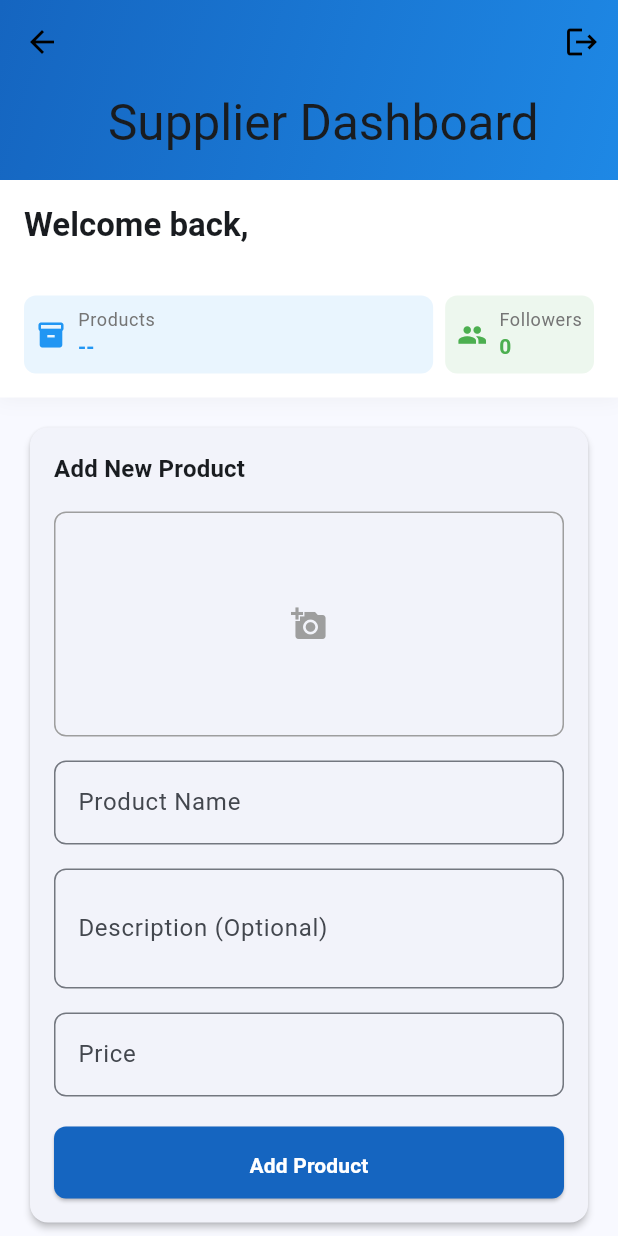
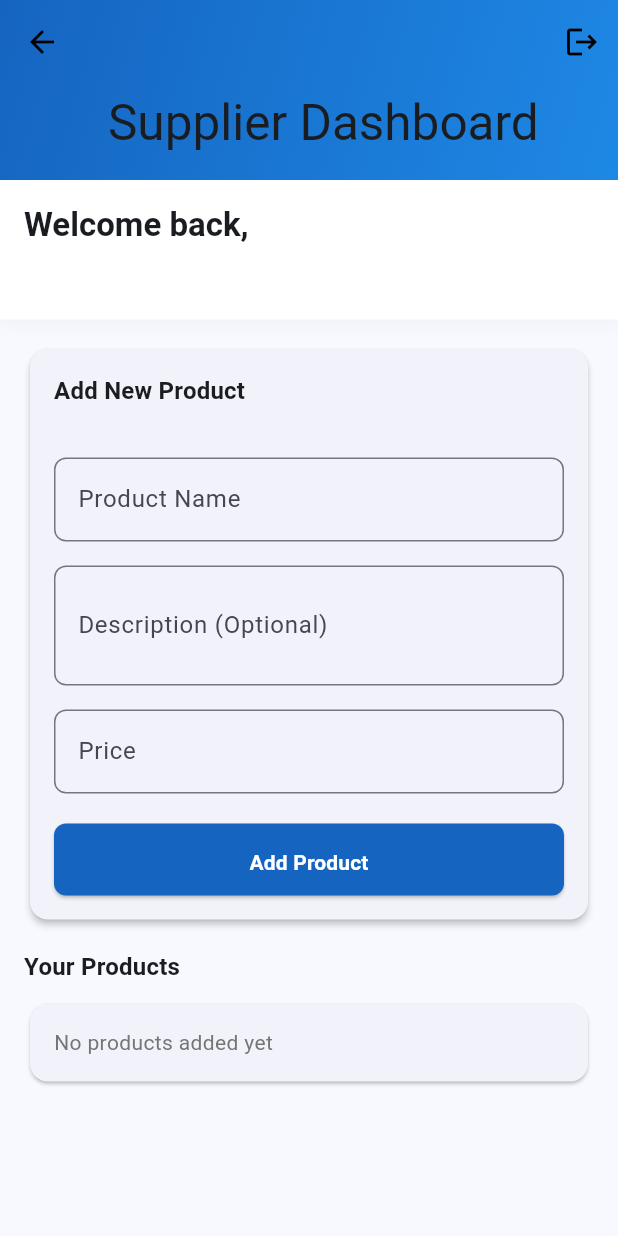
Before and after one commit to Socee-tech/flutter_project, a Flutter app: the SupplierDashboard screen opened by its route, on a phone screen of 412 x 824 dp. Run offline on Flutter 3.47's test engine with Material 3 defaults, Android fonts, the phone set to English and light mode, and no system bars; our stand-ins replace animated_text_kit, cloud_firestore, firebase_auth, firebase_core, firebase_storage, get_it and 1 more; accounts and stored records are empty; statements that could not run were skipped.

Commit message:
initial commit

```diff
--- a/lib/pages/supplier_dashboard.dart
+++ b/lib/pages/supplier_dashboard.dart
@@ -212,34 +212,34 @@ class _SupplierDashboardState extends State<SupplierDashboard> {
                             ),
                       ),
                       const SizedBox(height: 8),
-                      Row(
-                        children: [
-                          _buildStatCard(
-                            context,
-                            'Products',
-                            Icons.inventory,
-                            Colors.blue,
-                          ),
-                          const SizedBox(width: 8),
-                          InkWell(
-                            onTap: () {
-                              Navigator.push(
-                                context,
-                                MaterialPageRoute(
-                                  builder: (context) => FollowerListScreen(supplierId: widget.supplierId),
-                                ),
-                              );
-                            },
-                            child: _buildStatCard(
-                              context,
-                              'Followers',
-                              Icons.people,
-                              Colors.green,
-                              value: _followers.length,
-                            ),
-                          ),
-                        ],
-                      ),
+                      // Row(
+                      //   children: [
+                      //     _buildStatCard(
+                      //       context,
+                      //       'Products',
+                      //       Icons.inventory,
+                      //       Colors.blue,
+                      //     ),
+                      //     const SizedBox(width: 8),
+                      //     InkWell(
+                      //       onTap: () {
+                      //         Navigator.push(
+                      //           context,
+                      //           MaterialPageRoute(
+                      //             builder: (context) => FollowerListScreen(supplierId: widget.supplierId),
+                      //           ),
+                      //         );
+                      //       },
+                      //       child: _buildStatCard(
+                      //         context,
+                      //         'Followers',
+                      //         Icons.people,
+                      //         Colors.green,
+                      //         value: _followers.length,
+                      //       ),
+                      //     ),
+                      //   ],
+                      // ),
                     ],
                   ),
                 );
@@ -272,33 +272,33 @@ class _SupplierDashboardState extends State<SupplierDashboard> {
                         key: _formKey,
                         child: Column(
                           children: [
-                            GestureDetector(
-                              onTap: () async {
-                                try {
-                                  final pickedFile = await picker.pickImage(
-                                      source: ImageSource.gallery);
-                                  setState(() {
-                                    if (pickedFile != null) {
-                                      _image = File(pickedFile.path);
-                                    }
-                                  });
-                                } catch (e) {
-                                  showError(context, "Could not pick image");
-                                }
-                              },
-                              child: Container(
-                                height: 150,
-                                width: double.infinity,
-                                decoration: BoxDecoration(
-                                  border: Border.all(color: Colors.grey),
-                                  borderRadius: BorderRadius.circular(8),
-                                ),
-                                child: _image != null
-                                    ? Image.file(_image!, fit: BoxFit.cover)
-                                    : const Icon(Icons.add_a_photo,
-                                        color: Colors.grey),
-                              ),
-                            ),
+                            // GestureDetector(
+                            //   onTap: () async {
+                            //     try {
+                            //       final pickedFile = await picker.pickImage(
+                            //           source: ImageSource.gallery);
+                            //       setState(() {
+                            //         if (pickedFile != null) {
+                            //           _image = File(pickedFile.path);
+                            //         }
+                            //       });
+                            //     } catch (e) {
+                            //       showError(context, "Could not pick image");
+                            //     }
+                            //   },
+                            //   child: Container(
+                            //     height: 150,
+                            //     width: double.infinity,
+                            //     decoration: BoxDecoration(
+                            //       border: Border.all(color: Colors.grey),
+                            //       borderRadius: BorderRadius.circular(8),
+                            //     ),
+                            //     child: _image != null
+                            //         ? Image.file(_image!, fit: BoxFit.cover)
+                            //         : const Icon(Icons.add_a_photo,
+                            //             color: Colors.grey),
+                            //   ),
+                            // ),
                             const SizedBox(height: 16),
                             TextFormField(
                               controller: _nameController,
```
